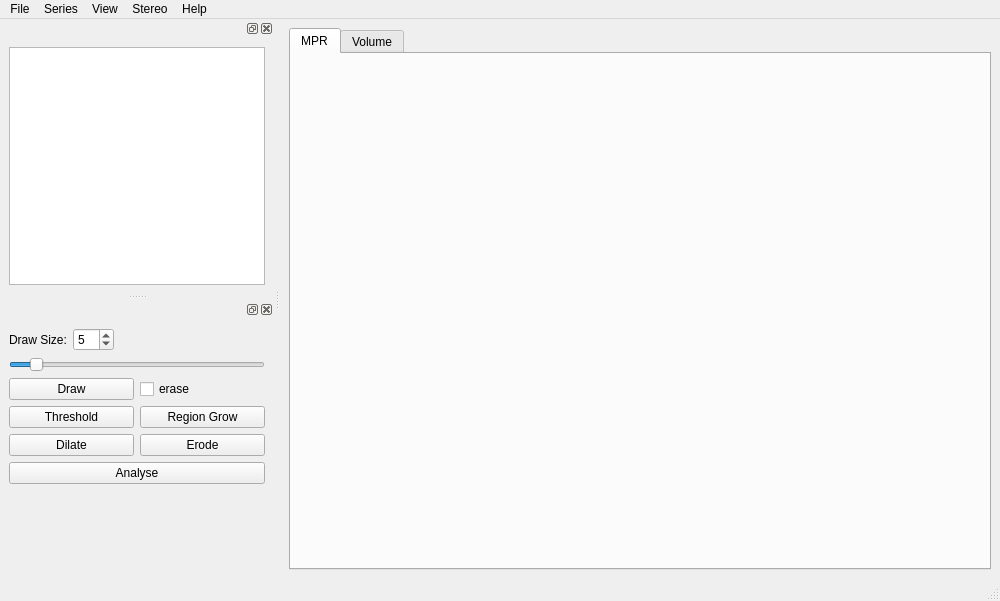
Above: main/MainWindow.ui from hmeyer/perfusionkit before the change. Below: the same form after it.
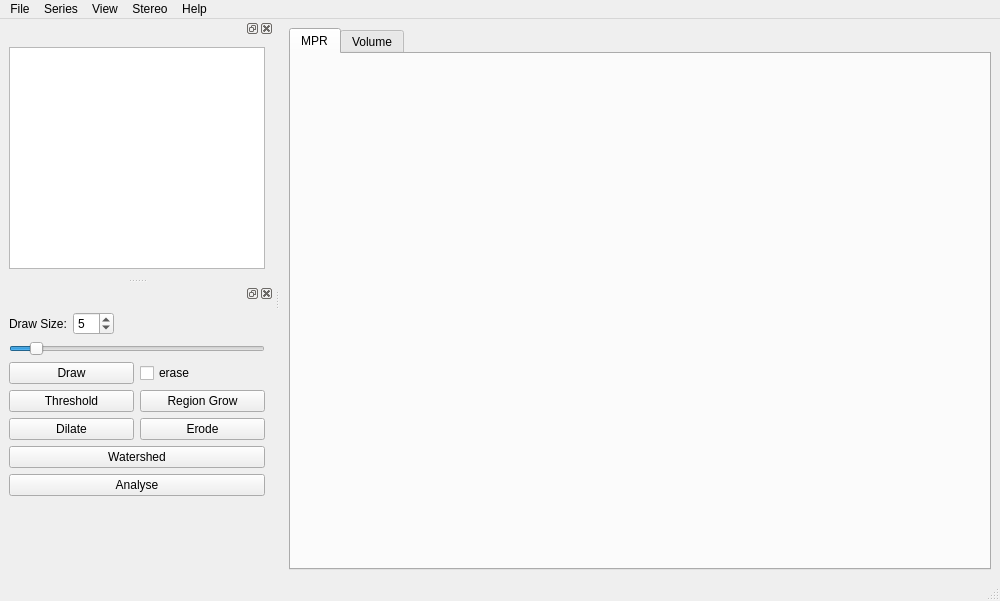
That is the form after the change. Custom widgets are drawn as their Qt base class.

The edit to the form file:
```diff
--- a/main/MainWindow.ui
+++ b/main/MainWindow.ui
@@ -309,13 +309,23 @@
           </property>
          </widget>
         </item>
-        <item row="6" column="0" colspan="2">
+        <item row="7" column="0" colspan="2">
          <widget class="QPushButton" name="buttonAnalyse">
           <property name="text">
            <string>Analyse</string>
           </property>
          </widget>
         </item>
+        <item row="6" column="0" colspan="2">
+         <widget class="QPushButton" name="buttonWatershed">
+          <property name="enabled">
+           <bool>true</bool>
+          </property>
+          <property name="text">
+           <string>Watershed</string>
+          </property>
+         </widget>
+        </item>
        </layout>
       </widget>
      </item>
```
